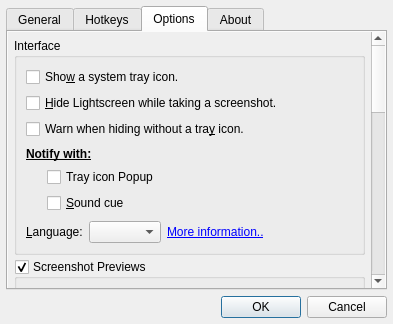
ckaiser/Lightscreen, file dialogs/optionsdialog.ui: the form before one commit.
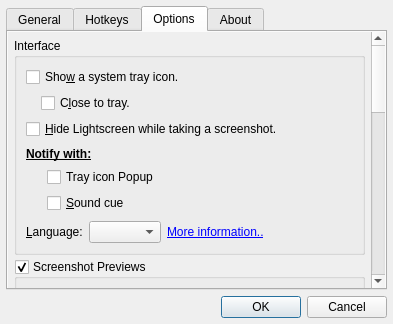
The form after the commit. The open tabs and pages were chosen to show the change. Icons and pictures are not drawn. Custom widgets are drawn as their Qt base class.

Commit message: New (WIP) icons, UI stuff, hide to tray change, uploading polish.

Diff of the .ui file:
```diff
--- a/dialogs/optionsdialog.ui
+++ b/dialogs/optionsdialog.ui
@@ -7,7 +7,7 @@
     <x>0</x>
     <y>0</y>
     <width>393</width>
-    <height>311</height>
+    <height>314</height>
    </rect>
   </property>
   <property name="windowTitle">
@@ -570,8 +570,8 @@
            <rect>
             <x>0</x>
             <y>0</y>
-            <width>311</width>
-            <height>780</height>
+            <width>358</width>
+            <height>782</height>
            </rect>
           </property>
           <layout class="QVBoxLayout" name="verticalLayout_5">
@@ -600,6 +600,33 @@
                 </property>
                </widget>
               </item>
+              <item>
+               <layout class="QHBoxLayout" name="horizontalLayout">
+                <item>
+                 <spacer name="horizontalSpacer_11">
+                  <property name="orientation">
+                   <enum>Qt::Horizontal</enum>
+                  </property>
+                  <property name="sizeType">
+                   <enum>QSizePolicy::Fixed</enum>
+                  </property>
+                  <property name="sizeHint" stdset="0">
+                   <size>
+                    <width>15</width>
+                    <height>5</height>
+                   </size>
+                  </property>
+                 </spacer>
+                </item>
+                <item>
+                 <widget class="QCheckBox" name="closeToTrayCheckBox">
+                  <property name="text">
+                   <string>C&amp;lose to tray.</string>
+                  </property>
+                 </widget>
+                </item>
+               </layout>
+              </item>
               <item>
                <widget class="QCheckBox" name="hideCheckBox">
                 <property name="text">
@@ -607,13 +634,6 @@
                 </property>
                </widget>
               </item>
-              <item>
-               <widget class="QCheckBox" name="warnHideCheckBox">
-                <property name="text">
-                 <string>Warn when hiding without a tra&amp;y icon.</string>
-                </property>
-               </widget>
-              </item>
               <item>
                <layout class="QGridLayout" name="notifyLayout">
                 <property name="topMargin">
```
Left out of the diff: 2 changed lines with no effect on the pictures. The commit also changes 88 other files.
